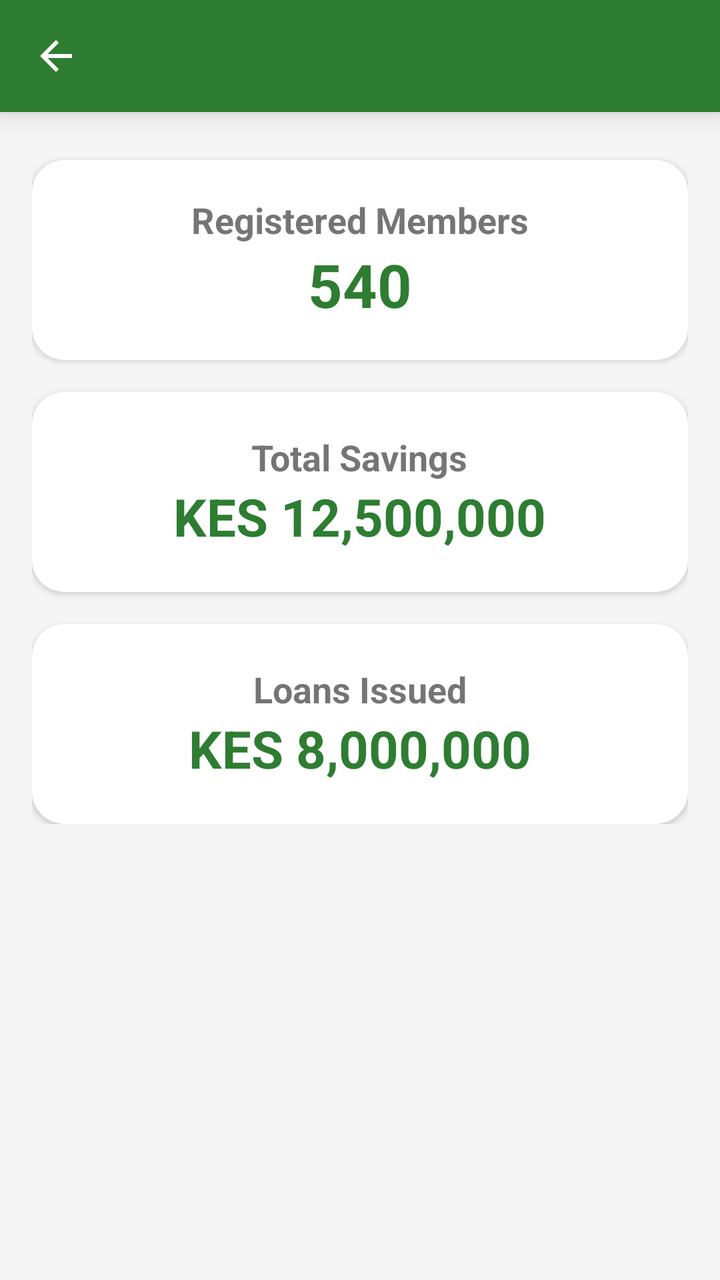
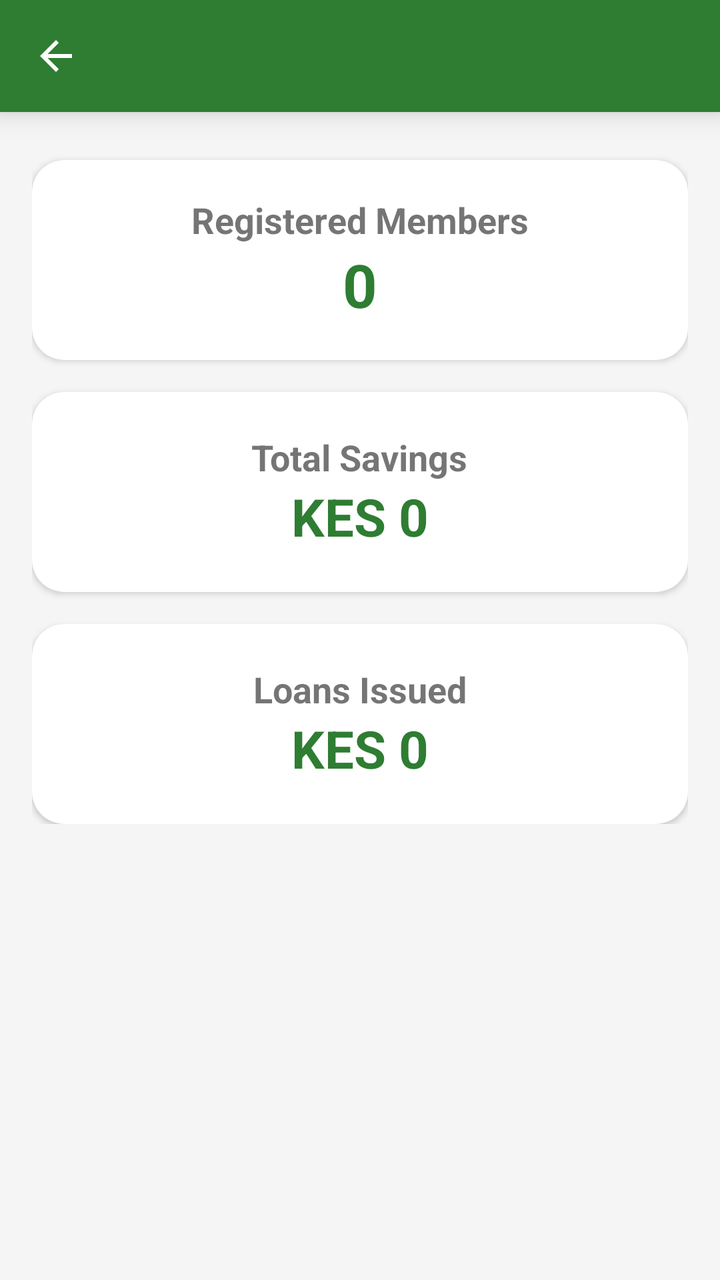

The first picture is an Android layout as it rendered before a commit; the second is the same layout after the commit. The layout source and the unified diff follow.
<!-- AndroidManifest.xml: application theme Theme.JiSaveSacco -->
<!-- res/layout/activity_reports.xml -->
<?xml version="1.0" encoding="utf-8"?>
<LinearLayout xmlns:android="http://schemas.android.com/apk/res/android"
    xmlns:app="http://schemas.android.com/apk/res-auto"
    android:layout_width="match_parent"
    android:layout_height="match_parent"
    android:orientation="vertical"
    android:fitsSystemWindows="true">

    
    <include layout="@layout/toolbar" />

    <ScrollView
        android:layout_width="match_parent"
        android:layout_height="match_parent"
        android:background="@color/background">

        <LinearLayout
            android:layout_width="match_parent"
            android:layout_height="wrap_content"
            android:orientation="vertical"
            android:padding="16dp">

            
            <androidx.cardview.widget.CardView
                android:layout_width="match_parent"
                android:layout_height="100dp"
                android:layout_marginTop="8dp"
                app:cardCornerRadius="16dp">

                <LinearLayout
                    android:layout_width="match_parent"
                    android:layout_height="match_parent"
                    android:gravity="center"
                    android:orientation="vertical">

                    <TextView
                        android:layout_width="wrap_content"
                        android:layout_height="wrap_content"
                        android:text="Registered Members"
                        android:textStyle="bold"
                        android:textSize="18sp"/>

                    <TextView
                        android:layout_width="wrap_content"
                        android:layout_height="wrap_content"
                        android:text="540"
                        android:textSize="30sp"
                        android:textStyle="bold"
                        android:textColor="@color/primaryGreen"/>

                </LinearLayout>

            </androidx.cardview.widget.CardView>

            
            <androidx.cardview.widget.CardView
                android:layout_width="match_parent"
                android:layout_height="100dp"
                android:layout_marginTop="16dp"
                app:cardCornerRadius="16dp">

                <LinearLayout
                    android:layout_width="match_parent"
                    android:layout_height="match_parent"
                    android:gravity="center"
                    android:orientation="vertical">

                    <TextView
                        android:layout_width="wrap_content"
                        android:layout_height="wrap_content"
                        android:text="Total Savings"
                        android:textStyle="bold"
                        android:textSize="18sp"/>

                    <TextView
                        android:layout_width="wrap_content"
                        android:layout_height="wrap_content"
                        android:text="KES 12,500,000"
                        android:textSize="26sp"
                        android:textStyle="bold"
                        android:textColor="@color/primaryGreen"/>

                </LinearLayout>

            </androidx.cardview.widget.CardView>

            
            <androidx.cardview.widget.CardView
                android:layout_width="match_parent"
                android:layout_height="100dp"
                android:layout_marginTop="16dp"
                app:cardCornerRadius="16dp">

                <LinearLayout
                    android:layout_width="match_parent"
                    android:layout_height="match_parent"
                    android:gravity="center"
                    android:orientation="vertical">

                    <TextView
                        android:layout_width="wrap_content"
                        android:layout_height="wrap_content"
                        android:text="Loans Issued"
                        android:textStyle="bold"
                        android:textSize="18sp"/>

                    <TextView
                        android:layout_width="wrap_content"
                        android:layout_height="wrap_content"
                        android:text="KES 8,000,000"
                        android:textSize="26sp"
                        android:textStyle="bold"
                        android:textColor="@color/primaryGreen"/>

                </LinearLayout>

            </androidx.cardview.widget.CardView>

        </LinearLayout>

    </ScrollView>
</LinearLayout>
<!-- res/layout/toolbar.xml (included above) -->
<?xml version="1.0" encoding="utf-8"?>
<com.google.android.material.appbar.MaterialToolbar
    xmlns:android="http://schemas.android.com/apk/res/android"
    xmlns:app="http://schemas.android.com/apk/res-auto"
    android:id="@+id/toolbar"
    android:layout_width="match_parent"
    android:layout_height="56dp"
    android:background="@color/primaryGreen"
    android:elevation="8dp"
    android:theme="@style/ThemeOverlay.MaterialComponents.Dark.ActionBar"
    app:titleCentered="true"
    app:titleTextColor="@color/white"

    app:navigationIcon="?attr/homeAsUpIndicator"
    app:navigationIconTint="@color/white" />
<!-- resources referenced by this layout -->
<resources>
  <color name="background">#F5F5F5</color>
  <color name="primaryGreen">#2E7D32</color>
  <color name="white">#FFFFFF</color>
  <style name="Theme.JiSaveSacco" parent="Theme.MaterialComponents.DayNight.NoActionBar">
  
          <item name="colorPrimary">@color/primaryGreen</item>
          <item name="colorPrimaryVariant">@color/primaryDarkGreen</item>
          <item name="colorOnPrimary">@color/white</item>
  
          <item name="colorSecondary">@color/gold</item>
          <item name="colorSecondaryVariant">@color/gold</item>
          <item name="colorOnSecondary">@color/black</item>
  
          <item name="android:statusBarColor">@color/primaryDarkGreen</item>
  
      </style>
  <color name="primaryDarkGreen">#1B5E20</color>
  <color name="gold">#FFC107</color>
  <color name="black">#212121</color>
</resources>

<!-- the commit's change to res/layout/activity_reports.xml (unified diff, before → after) -->
@@ -6,7 +6,6 @@
     android:orientation="vertical"
     android:fitsSystemWindows="true">
 
-    
     <include layout="@layout/toolbar" />
 
     <ScrollView
@@ -20,7 +19,6 @@
             android:orientation="vertical"
             android:padding="16dp">
 
-            
             <androidx.cardview.widget.CardView
                 android:layout_width="match_parent"
                 android:layout_height="100dp"
@@ -41,9 +39,10 @@
                         android:textSize="18sp"/>
 
                     <TextView
+                        android:id="@+id/txtReportsTotalMembers"
                         android:layout_width="wrap_content"
                         android:layout_height="wrap_content"
-                        android:text="540"
+                        android:text="0"
                         android:textSize="30sp"
                         android:textStyle="bold"
                         android:textColor="@color/primaryGreen"/>
@@ -52,7 +51,6 @@
 
             </androidx.cardview.widget.CardView>
 
-            
             <androidx.cardview.widget.CardView
                 android:layout_width="match_parent"
                 android:layout_height="100dp"
@@ -73,9 +71,10 @@
                         android:textSize="18sp"/>
 
                     <TextView
+                        android:id="@+id/txtReportsTotalSavings"
                         android:layout_width="wrap_content"
                         android:layout_height="wrap_content"
-                        android:text="KES 12,500,000"
+                        android:text="KES 0"
                         android:textSize="26sp"
                         android:textStyle="bold"
                         android:textColor="@color/primaryGreen"/>
@@ -84,7 +83,6 @@
 
             </androidx.cardview.widget.CardView>
 
-            
             <androidx.cardview.widget.CardView
                 android:layout_width="match_parent"
                 android:layout_height="100dp"
@@ -105,9 +103,10 @@
                         android:textSize="18sp"/>
 
                     <TextView
+                        android:id="@+id/txtReportsTotalLoans"
                         android:layout_width="wrap_content"
                         android:layout_height="wrap_content"
-                        android:text="KES 8,000,000"
+                        android:text="KES 0"
                         android:textSize="26sp"
                         android:textStyle="bold"
                         android:textColor="@color/primaryGreen"/>
